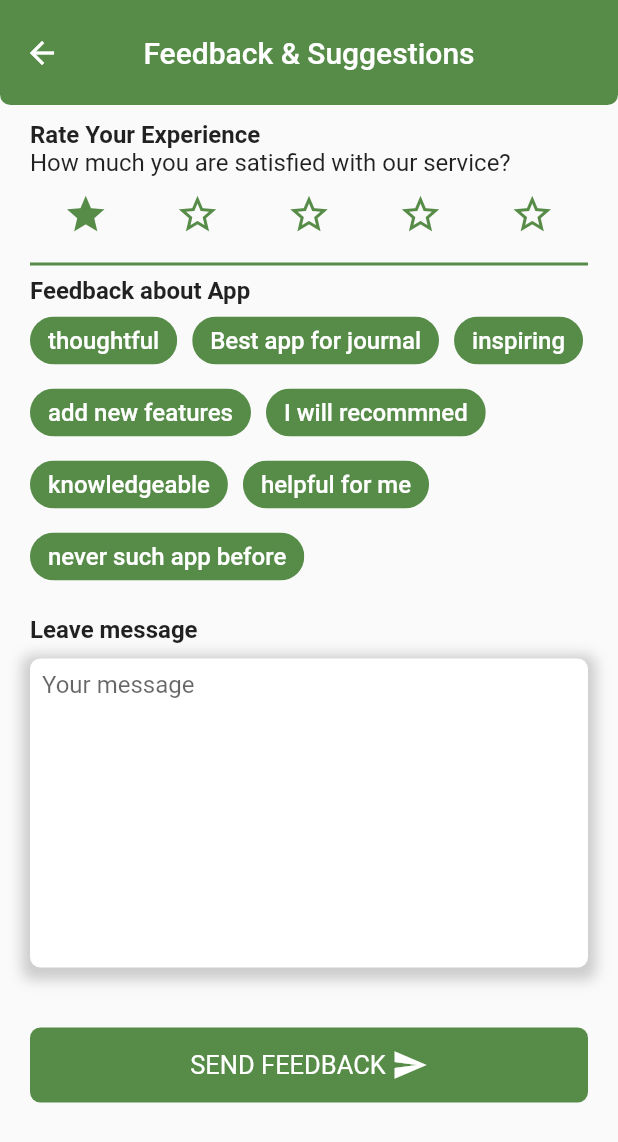
After one commit to ImadNasirHashim/sage, a Flutter app: the FeedBackScreen screen opened directly, after a tap on the "star border" icon, on a phone screen of 412 x 824 dp. The commit adds this screen. Shown: the top 1142 px of the screen. Run offline on Flutter 3.47's test engine with Material 2 defaults, Android fonts, the phone set to English and light mode, and no system bars; our stand-ins replace fancy_bottom_navigation, get.

Commit message:
completed with 14 screens

```diff
--- a/lib/core/constants/styles.dart
+++ b/lib/core/constants/styles.dart
@@ -13,3 +13,34 @@ final questionStyle = BoxDecoration(
       ),
     ]
 );
+
+final textFiledContainerStyle = BoxDecoration(
+  color:Colors.white,
+  borderRadius: BorderRadius.circular(7),
+  boxShadow:[
+    BoxShadow(
+      color: Colors.grey.withOpacity(0.5),
+      spreadRadius: 5,
+      blurRadius: 7,
+      offset: Offset(0, 3),
+    ),
+  ],
+);
+
+final textFieldDecoration = InputDecoration(
+  contentPadding: EdgeInsets.symmetric(horizontal: 0,vertical: 20),
+  hintText: 'Your message',
+  border: OutlineInputBorder(
+      borderRadius: BorderRadius.circular(7),
+      borderSide: BorderSide.none
+  ),
+);
+
+final appBarShape = RoundedRectangleBorder(
+  borderRadius: BorderRadius.only(
+    bottomRight: Radius.circular(7),
+    bottomLeft: Radius.circular(7),
+  ),
+);
+
+final fontSize16 = TextStyle(fontSize: 16);
--- a/lib/main.dart
+++ b/lib/main.dart
@@ -20,8 +20,8 @@ class MyApp extends StatelessWidget {
         primarySwatch: Colors.green,
         primaryColor: primaryColor
       ),
-      // home: SplashScreen(),
-   home: QuestionScreen(),
+      home: SplashScreen(),
+   // home: SettingScreen(),
     );
   }
 }
--- a/lib/ui/screens/home_screen.dart
+++ b/lib/ui/screens/home_screen.dart
@@ -2,6 +2,7 @@ import 'package:flutter/material.dart';
 import 'package:sage/core/constants/colors.dart';
 import 'package:sage/ui/custom_widgets/custom_grid_tile.dart';
 import 'package:sage/ui/custom_widgets/custom_navigation_bar.dart';
+import 'package:sage/ui/screens/setting_screen.dart';
 
 class HomeScreen extends StatelessWidget {
 
@@ -65,7 +66,9 @@ class HomeScreen extends StatelessWidget {
                     CustomGridTile(
                       title: "Settings",
                       icon: 'setting_icon.png',
-                      onPressed: null,
+                      onPressed: (){
+                        Navigator.push(context, MaterialPageRoute(builder: (context)=>SettingScreen()));
+                      },
                     ),
                   ],
                 ),
--- /dev/null
+++ b/lib/ui/screens/settings_options_screens/feedback_provider.dart
@@ -0,0 +1,146 @@
+import 'package:flutter/material.dart';
+import 'package:get/get.dart';
+import 'package:sage/core/view_models/base_view_model.dart';
+import 'package:sage/ui/custom_widgets/rectangular_button.dart';
+
+class FeedbackProvider extends BaseViewModal{
+  int? rating;
+  bool star1 = false, star2 = false, star3 = false, star4 = false, star5 = false;
+  List<String> feedbackList = [
+    'thoughtful',
+    'Best app for journal',
+    'inspiring',
+    'add new features',
+    'I will recommned',
+    'knowledgeable',
+    'helpful for me',
+    'never such app before'
+  ];
+
+  List<String> selectedFeedback= [];
+
+
+  selectFeedback(value){
+    // selectedFeedback = value;
+    print(value);
+    notifyListeners();
+
+  }
+
+
+
+  ///
+  /// Rating app
+  ///
+  ratingApp(int value) {
+    rating = value;
+    if (value == 1)
+      {
+        if(star1==false)
+        {
+          star1=true;
+        }
+        else
+        {
+          star1=false;
+          star2=false;
+          star3=false;
+          star4=false;
+          star5=false;
+        }
+      }
+    ///rating = 2
+      if(value==2)
+      {
+        if(star2==false)
+        {
+          star1=true;
+          star2=true;
+        }
+        else
+        {
+          star2=false;
+          star3=false;
+          star4=false;
+          star5=false;
+        }
+      }
+      /// rating = 3
+    if(value==3)
+    {
+      if(star3==false)
+      {
+        star1=true;
+        star2=true;
+        star3=true;
+      }
+      else
+      {
+        star3=false;
+        star4=false;
+        star5=false;
+      }
+    }
+    if(value==4)
+    {
+      if(star4==false)
+      {
+        star1=true;
+        star2=true;
+        star3=true;
+        star4=true;
+      }
+      else
+      {
+        star4=false;
+        star5=false;
+      }
+    }
+    if(value==5)
+    {
+      if(star5==false)
+      {
+        star1=true;
+        star2=true;
+        star3=true;
+        star4=true;
+        star5=true;
+      }
+      else
+      {
+        star5=false;
+      }
+    }
+
+    notifyListeners();
+    print("our rating value : $rating");
+  }
+
+  sendFeedback(BuildContext context){
+    Get.defaultDialog(
+      barrierDismissible: false,
+      title: '',
+      content: Container(
+        height: MediaQuery.of(context).size.height * 0.25,
+        child: Column(
+          mainAxisAlignment: MainAxisAlignment.spaceBetween,
+          children: [
+            Image.asset('assets/logo/sage_logo_text.png'),
+            Align(
+              alignment: Alignment.center,
+              child: Text("Thank You for your valuable feedback "),
+            ),
+            RectangularButton(
+              title: 'Done',
+              onPressed: (){
+                Navigator.pop(context);
+              },
+            ),
+          ],
+        ),
+      )
+    );
+  }
+
+
+}
--- /dev/null
+++ b/lib/ui/screens/settings_options_screens/feedback_screen.dart
@@ -0,0 +1,166 @@
+import 'package:flutter/material.dart';
+import 'package:get/get.dart';
+import 'package:provider/provider.dart';
+import 'package:sage/core/constants/colors.dart';
+import 'package:sage/core/constants/styles.dart';
+import 'package:sage/ui/custom_widgets/next_button.dart';
+import 'package:sage/ui/screens/setting_screen.dart';
+import 'package:sage/ui/screens/settings_options_screens/feedback_provider.dart';
+
+class FeedBackScreen extends StatelessWidget {
+
+  @override
+  Widget build(BuildContext context) {
+    return ChangeNotifierProvider(
+      create: (context)=>FeedbackProvider(),
+      child: Scaffold(
+        ///
+        /// Appbar
+        ///
+        appBar: AppBar(
+          toolbarHeight: 70,
+          title: Text("Feedback & Suggestions"),
+          centerTitle: true,
+          elevation: 0.0,
+          shape: appBarShape,
+        ),
+        ///
+        /// Body
+        ///
+        body: SingleChildScrollView(
+          child: Consumer<FeedbackProvider>(
+            builder: (context, model, child){
+              return Padding(
+                padding: EdgeInsets.symmetric(horizontal: 20.0,vertical: 10),
+                child: Column(
+                  crossAxisAlignment: CrossAxisAlignment.start,
+                  children: [
+                    Text('Rate Your Experience',style: fontSize16.copyWith(fontWeight: FontWeight.bold),),
+                    Text('How much you are satisfied with our service?',style: fontSize16,),
+                    SizedBox(height: 10,),
+                    ///
+                    /// Rating
+                    ///
+                    Row(
+                      mainAxisAlignment: MainAxisAlignment.spaceAround,
+                      children: [
+                        ///
+                        /// first Star
+                        ///
+                        GestureDetector(
+                          onTap: ()=>model.ratingApp(1),
+                          child: model.star1?FilledStar():EmptyStar(),
+                        ),
+                        ///
+                        /// second Star
+                        ///
+                        GestureDetector(
+                          onTap: ()=>model.ratingApp(2),
+                          child: model.star2?FilledStar():EmptyStar(),
+                        ),
+                        ///
+                        /// 3rd Star
+                        ///
+                        GestureDetector(
+                          onTap: ()=>model.ratingApp(3),
+                          child: model.star3?FilledStar():EmptyStar(),
+                        ),
+                        ///
+                        /// 4th Star
+                        ///
+                        GestureDetector(
+                          onTap: ()=>model.ratingApp(4),
+                          child: model.star4?FilledStar():EmptyStar(),
+                        ),
+                        ///
+                        /// 5th Star
+                        ///
+                        GestureDetector(
+                          onTap: ()=>model.ratingApp(5),
+                          child: model.star5?FilledStar():EmptyStar(),
+                        ),
+                      ],
+                    ),
+                    SizedBox(height: 10,),
+                    ///
+                    /// Feedback about app
+                    ///
+                    Divider(
+                      thickness: 2,
+                      color: primaryColor,
+                    ),
+                    Text("Feedback about App",style: fontSize16.copyWith(fontWeight: FontWeight.bold),),
+                    ///
+                    /// Choices
+                    ///
+                    Wrap(
+                      spacing: 10,
+                      children: List.generate(model.feedbackList.length, (index) => ChoiceChip(
+                        label: Text(
+                          model.feedbackList[index],
+                          style: fontSize16.copyWith(color: Colors.white),
+                        ),
+                        selected: model.selectedFeedback.contains(model.feedbackList[index]),
+                        selectedColor: Colors.white,
+                        backgroundColor: primaryColor,
+                        onSelected: (value){
+                          print(value);
+                          model.selectFeedback(value);
+                        },
+                      ),
+                      ),
+                    ),
+                    ///
+                    /// Leave a message
+                    ///
+                    SizedBox(height: 15,),
+                    Text("Leave message",style: fontSize16.copyWith(fontWeight: FontWeight.bold),),
+                    SizedBox(height: 10,),
+                    Container(
+                      padding: EdgeInsets.all(8),
+                      decoration: textFiledContainerStyle,
+                      child: TextFormField(
+                        onChanged: (value){},
+                        validator: (value){},
+                        maxLines: 10,
+                        decoration: textFieldDecoration.copyWith(
+                          contentPadding: EdgeInsets.symmetric(vertical: 0.0),
+                        ),
+                      ),
+                    ),
+                    SizedBox(height: 40,),
+                    ///
+                    /// Send button
+                    ///
+                    CustomNextButton(
+                      title: "SEND FEEDBACK",
+                      icon: Icons.send,
+                      height: 50,
+                      onPressed: ()=>model.sendFeedback(context),
+                    )
+                  ],
+                ),
+              );
+            },
+          ),
+        ),
+      ),
+    );
+  }
+}
+
+///
+/// Stars
+///
+class EmptyStar extends StatelessWidget {
+  @override
+  Widget build(BuildContext context) {
+    return Icon(Icons.star_border,color: primaryColor,size: 30,);
+  }
+}
+class FilledStar extends StatelessWidget {
+  @override
+  Widget build(BuildContext context) {
+    return Icon(Icons.star,color: primaryColor,size: 30,);
+  }
+}
```
Also changed, not shown: lib/ui/custom_widgets/custom_textfield.dart (+8 -8 lines), lib/ui/screens/setting_screen.dart (+20 -12 lines), lib/ui/screens/settings_options_screens/contact_us_screen.dart (added, +108 -0 lines), lib/ui/screens/settings_options_screens/terms_and_policies.dart (added, +98 -0 lines).
